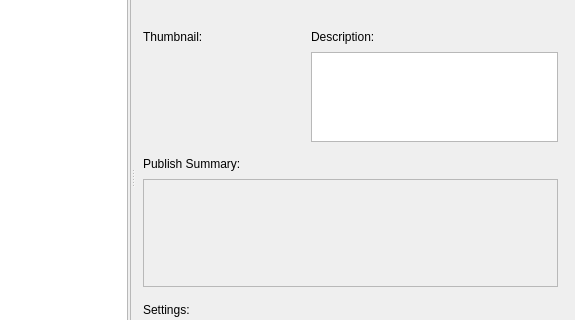
The window that resources/dialog.ui (shotgunsoftware/tk-multi-publish2) describes before a commit, drawn with Qt 5; both pictures show x 134 to 709 and y 88 to 408 of the 709 by 588 pixel window.
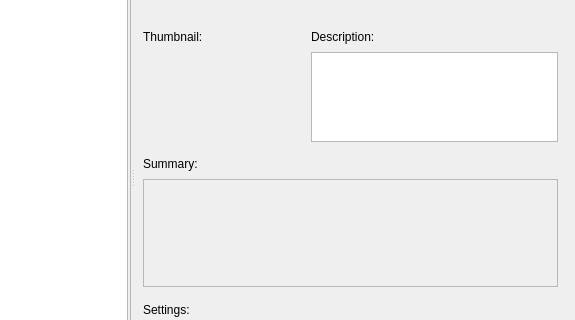
The same window after the commit. The open tabs and pages were chosen to show the change. Icons and pictures are not drawn. Custom widgets are drawn as their Qt base class.

Commit message: Tweaks to item summary

```diff
--- a/resources/dialog.ui
+++ b/resources/dialog.ui
@@ -496,7 +496,7 @@
                   <item>
                    <widget class="QLabel" name="item_summary_label">
                     <property name="text">
-                     <string>Publish Summary:</string>
+                     <string>Summary:</string>
                     </property>
                     <property name="alignment">
                      <set>Qt::AlignBottom|Qt::AlignLeading|Qt::AlignLeft</set>
```
Left out of the diff: 6 changed lines with no effect on the pictures.
